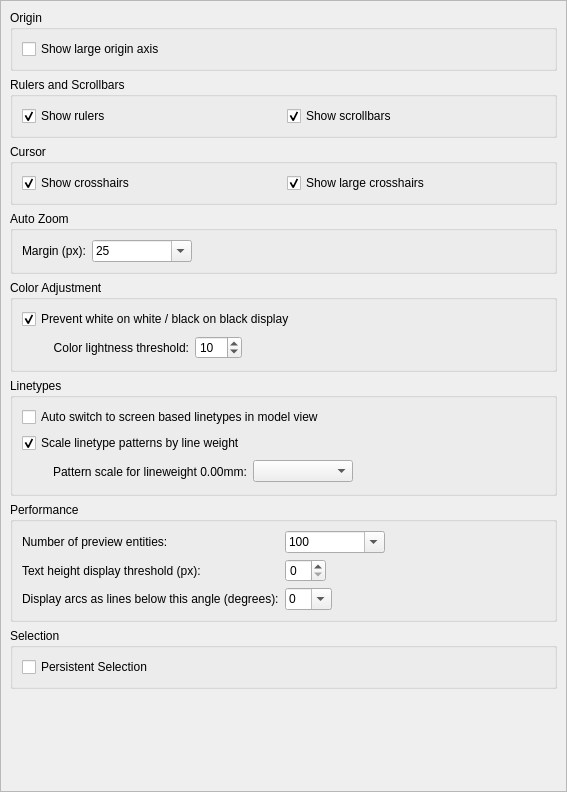
qcad/qcad, file scripts/Edit/AppPreferences/GraphicsViewPreferences/PreferencesPage.ui: the form before one commit.
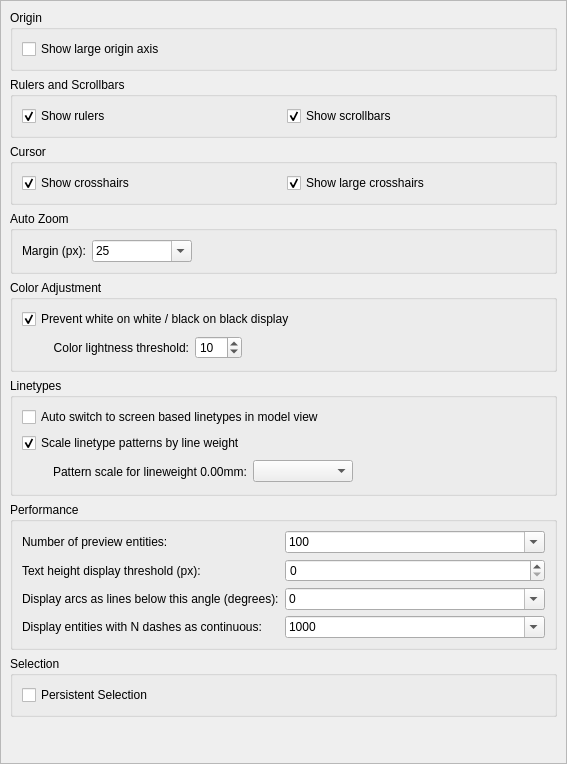
The form after the commit. Custom widgets are drawn as their Qt base class.

Commit message: make maximum displayed dashes per entity configurable

```diff
--- a/scripts/Edit/AppPreferences/GraphicsViewPreferences/PreferencesPage.ui
+++ b/scripts/Edit/AppPreferences/GraphicsViewPreferences/PreferencesPage.ui
@@ -7,7 +7,7 @@
     <x>0</x>
     <y>0</y>
     <width>567</width>
-    <height>792</height>
+    <height>764</height>
    </rect>
   </property>
   <property name="windowTitle">
@@ -22,7 +22,7 @@
      <x>0</x>
      <y>0</y>
      <width>565</width>
-     <height>790</height>
+     <height>762</height>
     </rect>
    </property>
    <layout class="QVBoxLayout" name="verticalLayout_2">
@@ -321,9 +321,6 @@
        <string>Performance</string>
       </property>
       <layout class="QFormLayout" name="formLayout_2">
-       <property name="fieldGrowthPolicy">
-        <enum>QFormLayout::FieldsStayAtSizeHint</enum>
-       </property>
        <item row="0" column="0">
         <widget class="QLabel" name="label_15">
          <property name="text">
@@ -464,6 +461,48 @@
          </item>
         </widget>
        </item>
+       <item row="3" column="0">
+        <widget class="QLabel" name="label_6">
+         <property name="text">
+          <string>Display entities with N dashes as continuous:</string>
+         </property>
+        </widget>
+       </item>
+       <item row="3" column="1">
+        <widget class="QComboBox" name="DashThreshold">
+         <property name="editable">
+          <bool>true</bool>
+         </property>
+         <property name="currentIndex">
+          <number>1</number>
+         </property>
+         <item>
+          <property name="text">
+           <string notr="true">500</string>
+          </property>
+         </item>
+         <item>
+          <property name="text">
+           <string notr="true">1000</string>
+          </property>
+         </item>
+         <item>
+          <property name="text">
+           <string notr="true">5000</string>
+          </property>
+         </item>
+         <item>
+          <property name="text">
+           <string notr="true">10000</string>
+          </property>
+         </item>
+         <item>
+          <property name="text">
+           <string notr="true">100000</string>
+          </property>
+         </item>
+        </widget>
+       </item>
       </layout>
      </widget>
     </item>
```
The commit also changes 4 other files.
